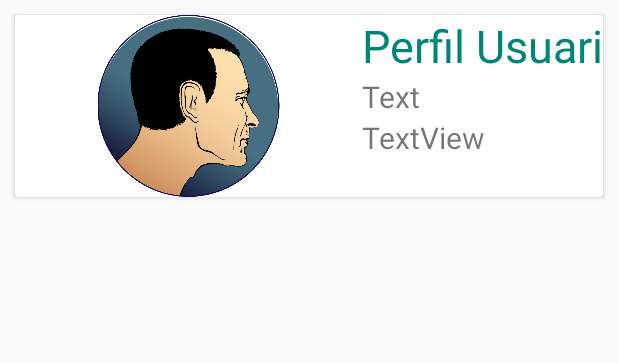
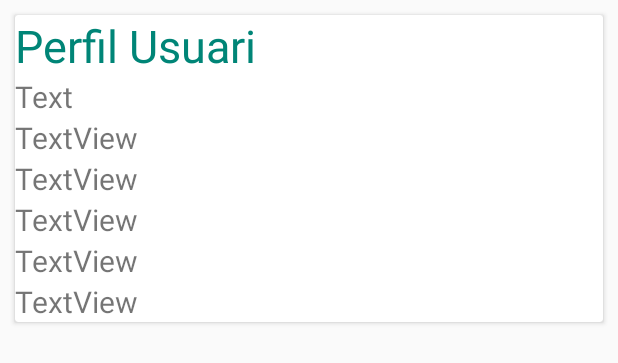
Before and after one commit to andrealcalde98/T25Alpha_Android, an Android app: the layout item_bd.xml on its own in the app's theme, with its tools: preview values and no code run, on a phone screen of 412 x 824 dp. Shown: the top 363 px of the screen. Run offline under Robolectric (Android 15) with nearby library versions, the phone set to English and light mode, and no system bars.

```diff
--- a/app/src/main/res/layout/activity_crear_usuari.xml
+++ b/app/src/main/res/layout/activity_crear_usuari.xml
@@ -3,7 +3,7 @@
     xmlns:app="http://schemas.android.com/apk/res-auto"
     xmlns:tools="http://schemas.android.com/tools"
     android:layout_width="match_parent"
-    android:layout_height="wrap_content"
+    android:layout_height="match_parent"
     android:background="@color/cardview_light_background"
     tools:context=".CrearUsuari">
 
--- a/app/src/main/res/layout/item_bd.xml
+++ b/app/src/main/res/layout/item_bd.xml
@@ -3,13 +3,13 @@
     xmlns:android="http://schemas.android.com/apk/res/android"
     xmlns:app="http://schemas.android.com/apk/res-auto"
     xmlns:tools="http://schemas.android.com/tools"
-    android:layout_width="wrap_content"
+    android:layout_width="match_parent"
     android:layout_height="wrap_content">
 
 
     <android.support.v7.widget.CardView
-        android:layout_width="wrap_content"
-        android:layout_height="121dp"
+        android:layout_width="match_parent"
+        android:layout_height="wrap_content"
         android:layout_margin="10dp">
 
         <LinearLayout
@@ -17,15 +17,10 @@
             android:layout_height="wrap_content"
             android:orientation="horizontal">
 
-            <ImageView
-                android:id="@+id/imgBD"
-                android:layout_width="wrap_content"
-                android:layout_height="wrap_content"
-                android:layout_weight="1"
-                app:srcCompat="@drawable/logo_recycler_bd" />
+
 
             <LinearLayout
-                android:layout_width="wrap_content"
+                android:layout_width="match_parent"
                 android:layout_height="match_parent"
                 android:orientation="vertical">
 
@@ -40,16 +35,45 @@
                 <TextView
                     android:id="@+id/tvUsuari"
                     android:layout_width="match_parent"
-                    android:textSize="20dp"
                     android:layout_height="wrap_content"
-                    android:text="Text" />
+                    android:text="Text"
+                    android:textSize="20dp" />
+
+                <TextView
+                    android:id="@+id/tvCorreu"
+                    android:layout_width="match_parent"
+                    android:layout_height="wrap_content"
+                    android:text="TextView"
+                    android:textSize="20dp" />
+
+                <TextView
+                    android:id="@+id/tvSexe"
+                    android:layout_width="match_parent"
+                    android:layout_height="wrap_content"
+                    android:text="TextView"
+                    android:textSize="20dp" />
+
+                <TextView
+                    android:id="@+id/tvEdad"
+                    android:layout_width="match_parent"
+                    android:layout_height="wrap_content"
+                    android:text="TextView"
+                    android:textSize="20dp" />
+
+                <TextView
+                    android:id="@+id/tvAltura"
+                    android:layout_width="match_parent"
+                    android:layout_height="wrap_content"
+                    android:text="TextView"
+                    android:textSize="20dp" />
 
                 <TextView
                     android:id="@+id/tvPassword"
                     android:layout_width="match_parent"
-                    android:textSize="20dp"
                     android:layout_height="wrap_content"
-                    android:text="TextView" />
+                    android:text="TextView"
+                    android:textSize="20dp" />
+
             </LinearLayout>
         </LinearLayout>
     </android.support.v7.widget.CardView>
```
Also changed, not shown: app/src/main/java/com/example/t25alpha/BDAdaptador.java (+9 -1 lines), app/src/main/java/com/example/t25alpha/BDModelo.java (+15 -2 lines), app/src/main/java/com/example/t25alpha/BDProjecte.java (+13 -13 lines), app/src/main/java/com/example/t25alpha/CrearUsuari.java (+27 -0 lines), app/src/main/java/com/example/t25alpha/MainActivity.java (+24 -11 lines).
